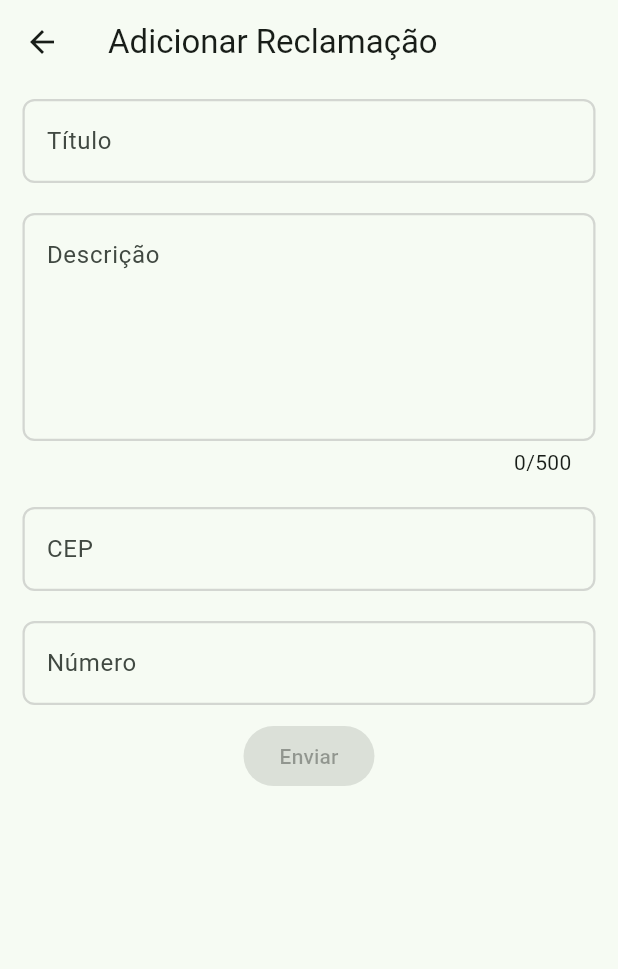
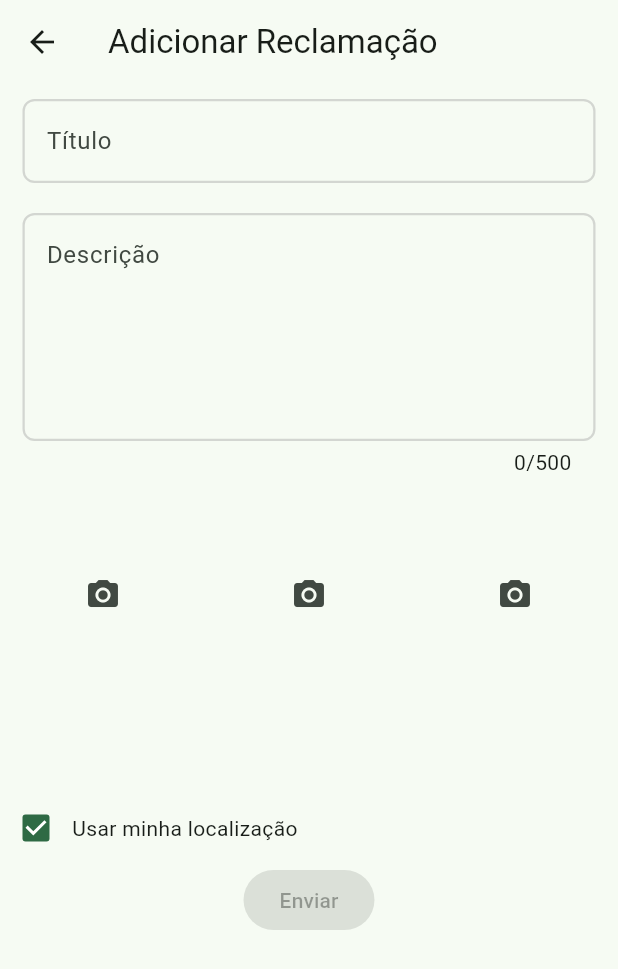
Before and after one commit to vinirecoaro/sos_community, a Flutter app: the screen it shows after launch, after a tap on the "add" icon, on a phone screen of 412 x 824 dp. Shown: the top 969 px of the screen. Run offline on Flutter 3.47's test engine with Material 3 defaults, Android fonts, the phone set to English and light mode, and no system bars; our stand-ins replace image_picker.

Commit message:
Created a new widget - a container to gives to user the option to upload 3 images

```diff
--- /dev/null
+++ b/lib/components/photo_upload_container.dart
@@ -0,0 +1,81 @@
+import 'dart:io';
+import 'package:flutter/material.dart';
+import 'package:image_picker/image_picker.dart';
+
+class PhotoUploadContainer extends StatefulWidget {
+  const PhotoUploadContainer({super.key});
+
+  @override
+  State<PhotoUploadContainer> createState() => _PhotoUploadContainerState();
+}
+
+class _PhotoUploadContainerState extends State<PhotoUploadContainer> {
+  List<File?> _images = [];
+
+  Future<void> _getImage(ImageSource source) async {
+    final picker = ImagePicker();
+    final pickedFile = await picker.getImage(source: source);
+
+    if (pickedFile != null) {
+      setState(() {
+        if (_images.length < 3) {
+          _images.add(File(pickedFile.path));
+        } else {
+          // You can display a toast or snackbar here indicating maximum limit reached
+        }
+      });
+    }
+  }
+
+  @override
+  Widget build(BuildContext context) {
+    return SizedBox(
+      height: 200, // Adjust the height as needed
+      child: GridView.count(
+        crossAxisCount: 3,
+        children: List.generate(3, (index) {
+          if (index < _images.length) {
+            return Image.file(_images[index]!);
+          } else {
+            return IconButton(
+              icon: const Icon(Icons.camera_alt),
+              onPressed: () {
+                _showImagePickerOptions();
+              },
+            );
+          }
+        }),
+      ),
+    );
+  }
+
+  void _showImagePickerOptions() {
+    showModalBottomSheet(
+      context: context,
+      builder: (BuildContext context) {
+        return SafeArea(
+          child: Wrap(
+            children: <Widget>[
+              ListTile(
+                leading: const Icon(Icons.photo_library),
+                title: const Text('Galeria'),
+                onTap: () {
+                  _getImage(ImageSource.gallery);
+                  Navigator.of(context).pop();
+                },
+              ),
+              ListTile(
+                leading: const Icon(Icons.camera_alt),
+                title: const Text('Camera'),
+                onTap: () {
+                  _getImage(ImageSource.camera);
+                  Navigator.of(context).pop();
+                },
+              ),
+            ],
+          ),
+        );
+      },
+    );
+  }
+}
--- a/lib/screens/add_claim_screen.dart
+++ b/lib/screens/add_claim_screen.dart
@@ -1,6 +1,7 @@
 import 'package:flutter/material.dart';
 import 'package:sos_community/components/input_field.dart';
 import 'package:sos_community/components/input_field_large.dart';
+import 'package:sos_community/components/photo_upload_container.dart';
 import 'package:sos_community/models/claim.dart';
 
 class AddClaimScreen extends StatefulWidget {
@@ -11,6 +12,8 @@ class AddClaimScreen extends StatefulWidget {
 }
 
 class _AddClaimScreenState extends State<AddClaimScreen> {
+  bool isChecked = true;
+
   @override
   Widget build(BuildContext context) {
     bool view;
@@ -26,28 +29,70 @@ class _AddClaimScreenState extends State<AddClaimScreen> {
         ],
       ),
       body: !view
-          ? const SingleChildScrollView(
+          ? (isChecked
+              ? SingleChildScrollView(
                   child: Column(
                     children: [
-                  InputField(
+                      const InputField(
                         label: "Título",
                       ),
-                  InputFieldLarge(
+                      const InputFieldLarge(
                         label: "Descrição",
                       ),
-                  InputField(
-                    label: "CEP",
+                      PhotoUploadContainer(),
+                      Row(
+                        children: [
+                          Checkbox(
+                              value: isChecked,
+                              onChanged: (value) {
+                                setState(() {
+                                  isChecked = value!;
+                                });
+                              }),
+                          const Text("Usar minha localização")
+                        ],
                       ),
-                  InputField(
-                    label: "Número",
-                  ),
-                  FilledButton(
+                      const FilledButton(
                         onPressed: null,
                         child: Text("Enviar"),
                       )
                     ],
                   ),
                 )
+              : SingleChildScrollView(
+                  child: Column(
+                    children: [
+                      const InputField(
+                        label: "Título",
+                      ),
+                      const InputFieldLarge(
+                        label: "Descrição",
+                      ),
+                      Row(
+                        children: [
+                          Checkbox(
+                              value: isChecked,
+                              onChanged: (value) {
+                                setState(() {
+                                  isChecked = value!;
+                                });
+                              }),
+                          const Text("Usar minha localização")
+                        ],
+                      ),
+                      const InputField(
+                        label: "CEP",
+                      ),
+                      const InputField(
+                        label: "Número",
+                      ),
+                      const FilledButton(
+                        onPressed: null,
+                        child: Text("Enviar"),
+                      )
+                    ],
+                  ),
+                ))
           : SingleChildScrollView(
               child: Column(
                 children: [
--- a/pubspec.yaml
+++ b/pubspec.yaml
@@ -17,6 +17,7 @@ dependencies:
 
   cupertino_icons: ^1.0.6
   intl: ^0.19.0
+  image_picker: ^0.8.4+4
 
 dev_dependencies:
   flutter_test:
```
Also changed, not shown: pubspec.lock, 5 other files. Lines whose indentation alone changed are shown as unchanged.
